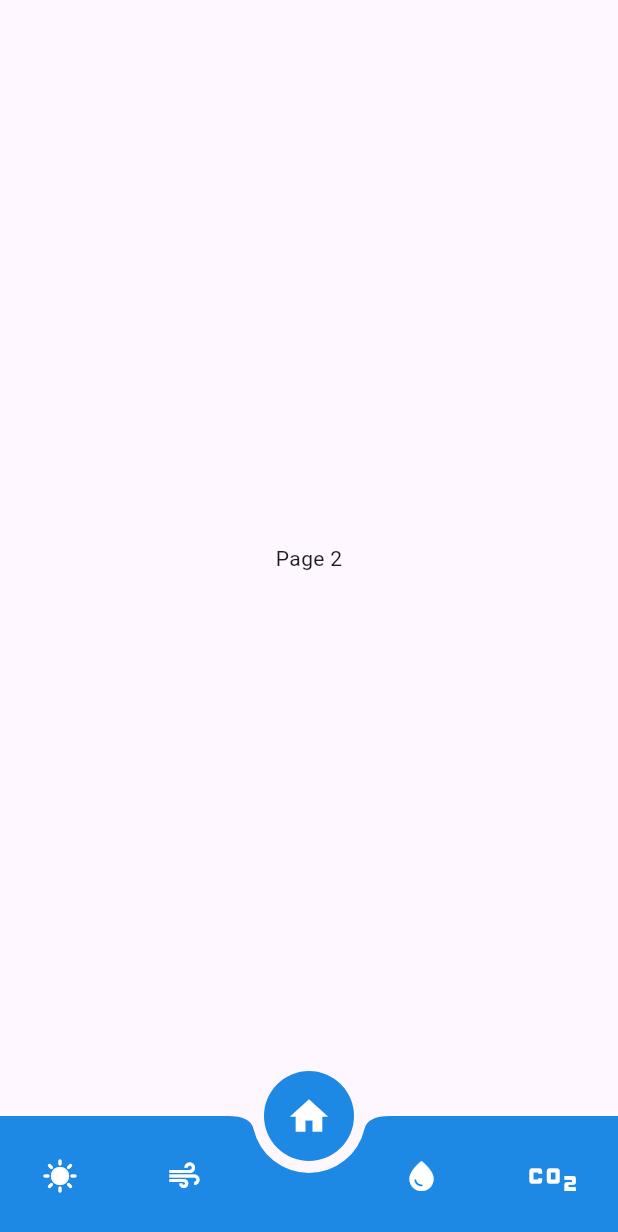
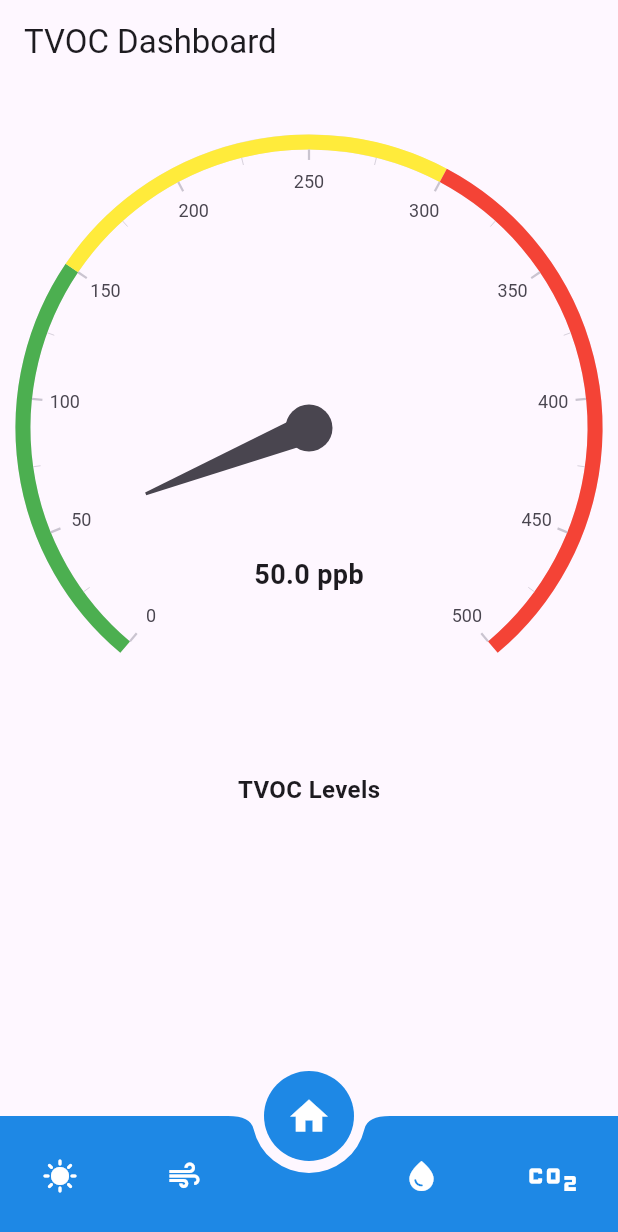
Before and after one commit to IN4300-Embedded-Systems-Project/B2-_Group04, a Flutter app: the screen it shows after launch, item 2 of the bottom bar chosen, on a phone screen of 412 x 824 dp. Shown: the top 1232 px of the screen. Run offline on Flutter 3.47's test engine with Material 3 defaults, Android fonts, the phone set to English and light mode, and no system bars; drawn by our look-alikes of syncfusion_flutter_gauges.

Commit message:
Added TVOC Dashboard, TVOC Gauge widget, and updated bottom navigation

```diff
--- /dev/null
+++ b/Mobile_App/lib/features/home_screen/views/tvoc_dashboard.dart
@@ -0,0 +1,29 @@
+import 'package:air_quality_iot_app/widgets/tvoc_gauge.dart';
+import 'package:flutter/material.dart';
+
+class TVOCDashboard extends StatelessWidget {
+  final double tvocLevel;
+  TVOCDashboard({required this.tvocLevel});
+
+  @override
+  Widget build(BuildContext context) {
+    return Scaffold(
+      appBar: AppBar(title: Text('TVOC Dashboard')),
+      body: Column(
+        children: [
+          Expanded(
+            flex: 2,
+            child: TVOCGauge(tvocLevel: tvocLevel),
+          ),
+          Expanded(
+            flex: 1,
+            child: Text(
+              'TVOC Levels',
+              style: TextStyle(fontSize: 16, fontWeight: FontWeight.bold),
+            ),
+          ),
+        ],
+      ),
+    );
+  }
+}
--- a/Mobile_App/lib/widgets/bottom_nav_bar.dart
+++ b/Mobile_App/lib/widgets/bottom_nav_bar.dart
@@ -1,4 +1,6 @@
 import 'package:air_quality_iot_app/const/colors.dart';
+import 'package:air_quality_iot_app/features/home_screen/views/tvoc_dashboard.dart';
+// import 'package:fl_chart/fl_chart.dart';
 import 'package:flutter/material.dart';
 import 'package:air_quality_iot_app/features/home_screen/views/home_view.dart';
 
@@ -14,7 +16,7 @@ class _BottomNavBarState extends State<BottomNavBar> {
 
   final List<Widget> _pages = [
     Center(child: Text('Page 1')),
-    Center(child: Text('Page 2')),
+    TVOCDashboard(tvocLevel: 50),//replace the value from backend
     HomeView(), // Home Page
     Center(child: Text('Page 3')),
     Center(child: Text('Page 4')),
--- /dev/null
+++ b/Mobile_App/lib/widgets/tvoc_gauge.dart
@@ -0,0 +1,38 @@
+import 'package:flutter/material.dart';
+import 'package:syncfusion_flutter_gauges/gauges.dart';
+
+class TVOCGauge extends StatelessWidget {
+  final double tvocLevel;
+
+  TVOCGauge({required this.tvocLevel});
+
+  @override
+  Widget build(BuildContext context) {
+    return SfRadialGauge(
+      axes: <RadialAxis>[
+        RadialAxis(
+          minimum: 0,
+          maximum: 500,
+          ranges: [
+            GaugeRange(startValue: 0, endValue: 150, color: Colors.green),
+            GaugeRange(startValue: 150, endValue: 300, color: Colors.yellow),
+            GaugeRange(startValue: 300, endValue: 500, color: Colors.red),
+          ],
+          pointers: <GaugePointer>[
+            NeedlePointer(value: tvocLevel),
+          ],
+          annotations: <GaugeAnnotation>[
+            GaugeAnnotation(
+              widget: Text(
+                '$tvocLevel ppb',
+                style: TextStyle(fontSize: 18, fontWeight: FontWeight.bold),
+              ),
+              angle: 90,
+              positionFactor: 0.5,
+            ),
+          ],
+        ),
+      ],
+    );
+  }
+}
--- a/Mobile_App/pubspec.yaml
+++ b/Mobile_App/pubspec.yaml
@@ -35,6 +35,7 @@ dependencies:
   # Use with the CupertinoIcons class for iOS style icons.
   cupertino_icons: ^1.0.8
   provider: ^6.1.2
+  syncfusion_flutter_gauges: ^20.4.38
 
 dev_dependencies:
   flutter_test:
```
Also changed, not shown: Mobile_App/pubspec.lock.
